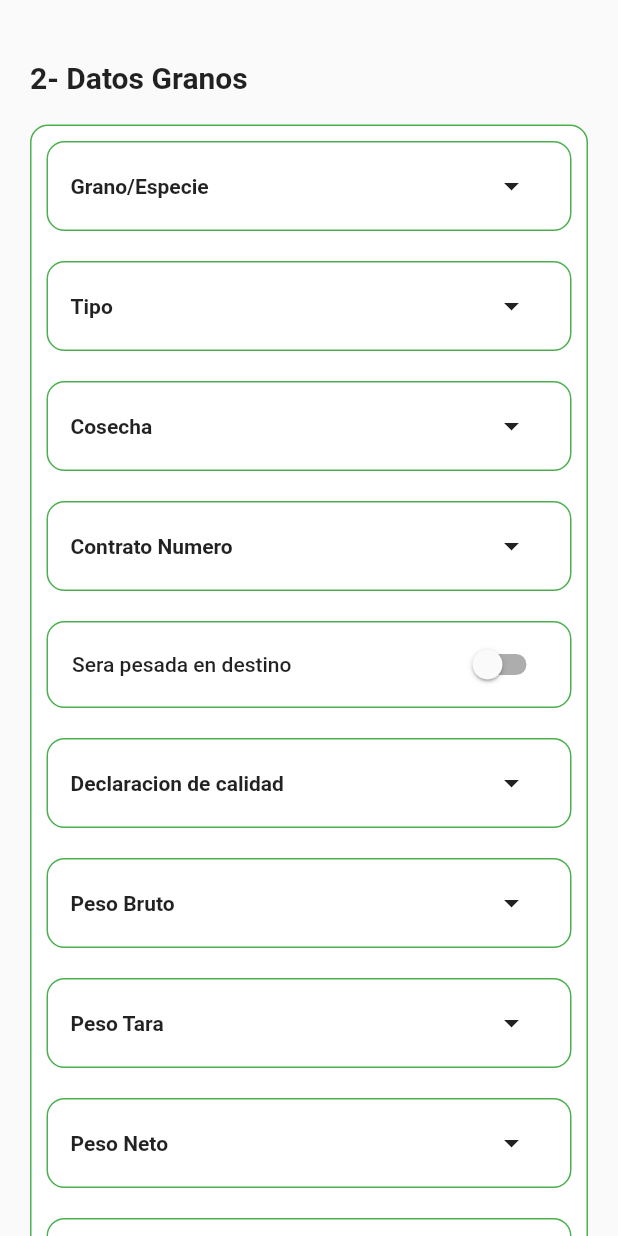
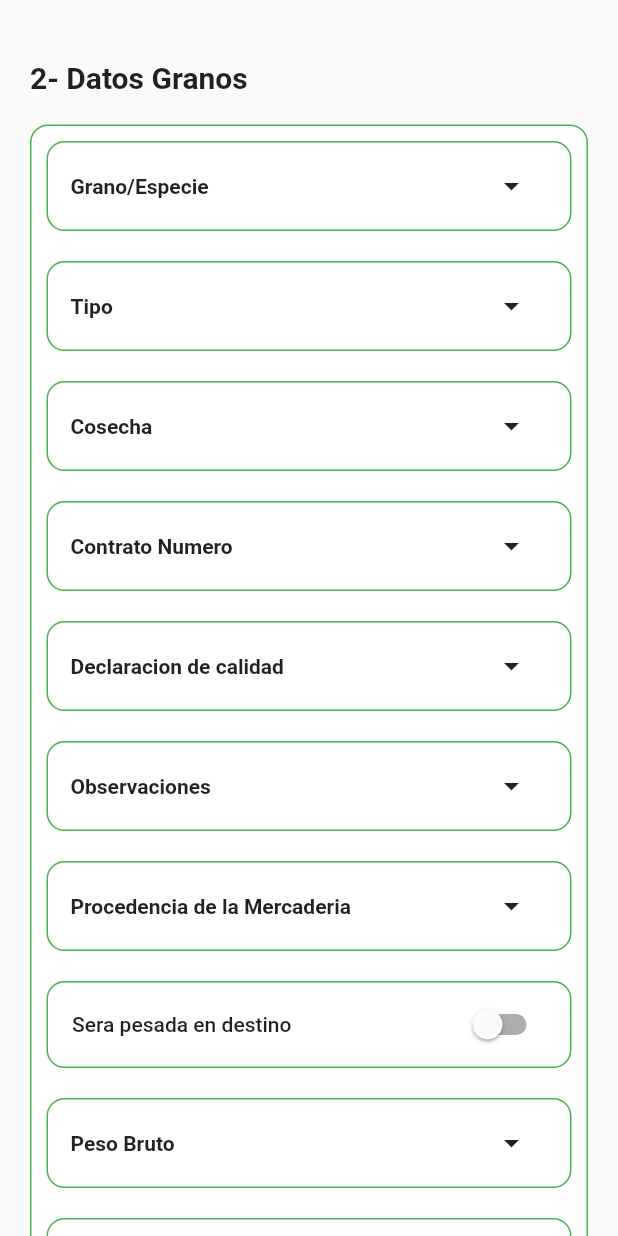
Before and after one commit to HoltzTomas/CDPAPP, a Flutter app: the GrainDataScreen screen opened directly, on a phone screen of 412 x 824 dp. Run offline on Flutter 3.47's test engine with Material 2 defaults, Android fonts, the phone set to English and light mode, and no system bars; our stand-ins replace cloud_firestore, connectivity, file_picker, firebase_auth, firebase_core, firebase_storage and 4 more; missing offline and left inert: syncfusion_flutter_pdf, syncfusion_flutter_signaturepad; accounts and stored records are empty.

Commit message:
Adding inputFormatter in TextFields

```diff
--- a/cdp_app/lib/Company/ui/screens/HomeScreen/widgets/upload_pdffile_dialog.dart
+++ b/cdp_app/lib/Company/ui/screens/HomeScreen/widgets/upload_pdffile_dialog.dart
@@ -4,6 +4,7 @@ import 'package:cdp_app/PDF/repository/pdf_cloud_repository.dart';
 import 'package:cdp_app/PDF/repository/pdf_storage_repository.dart';
 import 'package:cdp_app/constants.dart';
 import 'package:flutter/material.dart';
+import 'package:flutter/services.dart';
 
 class UploadPdfFileDialog extends StatefulWidget {
   const UploadPdfFileDialog({Key? key, required this.userFile})
@@ -59,6 +60,9 @@ class _UploadPdfFileDialogState extends State<UploadPdfFileDialog> {
               onChanged: (value) {
                 fileName = value;
               },
+              inputFormatters: <TextInputFormatter>[
+                FilteringTextInputFormatter.deny(RegExp(r'[/\\]')),
+              ],
               decoration: const InputDecoration(hintText: "Nombre"),
             ),
           ],
--- a/cdp_app/lib/Form/ui/screens/GrainDataScreen/widgets/grain_data_dropdown_menu.dart
+++ b/cdp_app/lib/Form/ui/screens/GrainDataScreen/widgets/grain_data_dropdown_menu.dart
@@ -183,8 +183,6 @@ class GrainDataDropdownMenu extends StatelessWidget {
               if (tipo != "procedenciaMercaderia") dataTexts(),
               if (tipo == "procedenciaMercaderia")
                 dataTextsIfProcedenciaMercaderia(),
-              if (tipo == "procedenciaMercaderia")
-                const SizedBox(height: defaultPadding / 2),
             ],
           ),
         ),
--- a/cdp_app/lib/Form/ui/screens/GrainDataScreen/widgets/grain_data_form.dart
+++ b/cdp_app/lib/Form/ui/screens/GrainDataScreen/widgets/grain_data_form.dart
@@ -38,7 +38,6 @@ class GrainDataForm extends ConsumerWidget {
             ),
 
             ///Cosecha (Third fact of [GrainDataForm])
-            // TODO: USE DATE SELECTOR OR LIST
             GrainDataDropdownMenu(
               tipo: 'cosecha',
               text: "Cosecha",
@@ -50,6 +49,27 @@ class GrainDataForm extends ConsumerWidget {
               text: "Contrato Numero",
               tipo: "contratoNro",
               providerToChange: contratoNroProvider,
+            ),
+
+            ///Declaracion de Calidad (Sixth fact of [GrainDataForm])
+            GrainDataDropdownMenu(
+              tipo: 'declaracionDeCalidad',
+              text: "Declaracion de calidad",
+              providerToChange: declaracionDeCalidadProvider,
+            ),
+
+            ///Observaciones (Tenth fact of [GrainDataForm])
+            GrainDataDropdownMenu(
+                text: "Observaciones",
+                tipo: "observaciones",
+                providerToChange: observacionesProvider,
+              ),
+
+            ///Procedencia de la Mercaderia (Eleventh fact of [GrainDataForm])
+            GrainDataDropdownMenu(
+              tipo: 'procedenciaMercaderia',
+              text: "Procedencia de la Mercaderia",
+              procedenciaProviderToChange: procedenciaProvider,
             ),
 
             ///Sera Pesada en destino (Fifth fact of [GrainDataForm])
@@ -68,13 +88,6 @@ class GrainDataForm extends ConsumerWidget {
                 tipo: "kgsEstimados",
                 providerToChange: kgsEstimadosProvider,
               ),
-
-            ///Declaracion de Calidad (Sixth fact of [GrainDataForm])
-            GrainDataDropdownMenu(
-              tipo: 'declaracionDeCalidad',
-              text: "Declaracion de calidad",
-              providerToChange: declaracionDeCalidadProvider,
-            ),
 
             ///Peso Bruto (Seventh fact of [GrainDataForm])
             if (watch(seraPesadaProvider).state == false)
@@ -99,20 +112,6 @@ class GrainDataForm extends ConsumerWidget {
                 tipo: "pesoNeto",
                 providerToChange: pesoNetoProvider,
               ),
-
-            ///Observaciones (Tenth fact of [GrainDataForm])
-            GrainDataDropdownMenu(
-                text: "Observaciones",
-                tipo: "observaciones",
-                providerToChange: observacionesProvider,
-              ),
-
-            ///Procedencia de la Mercaderia (Eleventh fact of [GrainDataForm])
-            GrainDataDropdownMenu(
-              tipo: 'procedenciaMercaderia',
-              text: "Procedencia de la Mercaderia",
-              procedenciaProviderToChange: procedenciaProvider,
-            ),
           ],
         ),
       ),
--- a/cdp_app/lib/Form/ui/screens/TransportDataScreen/widgets/transport_data_alert_dialog.dart
+++ b/cdp_app/lib/Form/ui/screens/TransportDataScreen/widgets/transport_data_alert_dialog.dart
@@ -2,6 +2,7 @@ import 'package:cdp_app/Form/model/transport_data.dart';
 import 'package:cdp_app/Form/repository/form_cloud_repository.dart';
 import 'package:cdp_app/constants.dart';
 import 'package:flutter/material.dart';
+import 'package:flutter/services.dart';
 
 class TransportDataAlertDialog extends StatefulWidget {
   final String? tipo;
@@ -46,6 +47,11 @@ class _AddAlertDialogState extends State<TransportDataAlertDialog> {
         onChanged: (value) {
           textToUpload = value;
         },
+        inputFormatters: <TextInputFormatter>[
+          FilteringTextInputFormatter.deny(
+            RegExp(r'[/\\]'),
+          ),
+        ],
         decoration: const InputDecoration(hintText: "Nombre"),
       );
 
--- a/cdp_app/lib/Form/ui/widgets/form_text_field.dart
+++ b/cdp_app/lib/Form/ui/widgets/form_text_field.dart
@@ -56,6 +56,9 @@ class FormTextField extends StatelessWidget {
                 borderRadius: BorderRadius.circular(12)),
           ),
           onChanged: onChanged,
+          inputFormatters: <TextInputFormatter>[
+            FilteringTextInputFormatter.deny(RegExp(r'[/\\]')),
+          ],
         ),
       ),
     );
```
Also changed, not shown: cdp_app/lib/Form/ui/screens/DestinationScreen/widgets/destination_alert_dialog.dart (+14 -5 lines), cdp_app/lib/Form/ui/screens/GrainDataScreen/widgets/add_grain_data_dialog.dart (+6 -1 lines), cdp_app/lib/Form/ui/screens/GrainDataScreen/widgets/procedencia_mercaderia_alert_dialog.dart (+16 -0 lines), cdp_app/lib/Form/ui/screens/TransferDataScreen/widgets/add_transfer_data_dialog.dart (+13 -0 lines).
